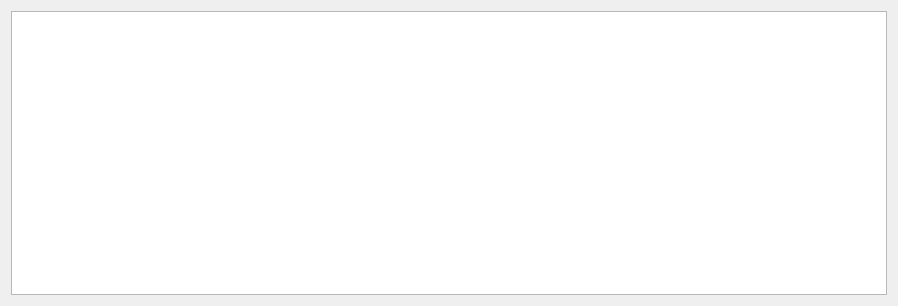
Above: umbrello/dock/pages/view/genericTable.ui from Elv13/Umbrello-ng2 before the change. Below: the same form after it.
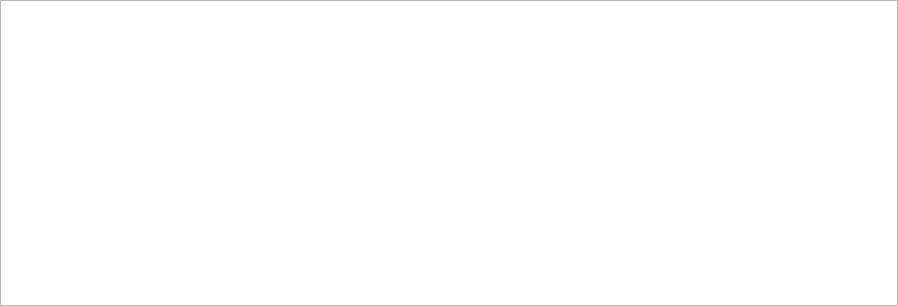
That is the form after the change.

Commit message: Add attributes and operators 'setData' and 'flags' model methods

```diff
--- a/umbrello/dock/pages/view/genericTable.ui
+++ b/umbrello/dock/pages/view/genericTable.ui
@@ -14,11 +14,17 @@
    <string>Form</string>
   </property>
   <layout class="QVBoxLayout" name="verticalLayout">
+   <property name="margin">
+    <number>0</number>
+   </property>
    <item>
     <widget class="QTableView" name="m_pTable">
      <property name="selectionBehavior">
       <enum>QAbstractItemView::SelectRows</enum>
      </property>
+     <attribute name="verticalHeaderVisible">
+      <bool>false</bool>
+     </attribute>
     </widget>
    </item>
   </layout>
```
The commit also changes 17 other files.
